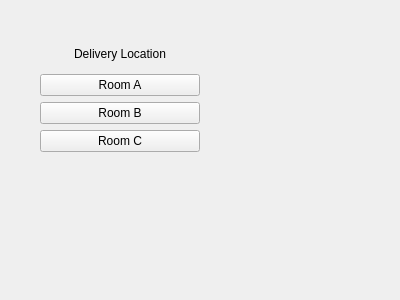
Old version of the form resource/MyPlugin.ui in the repository snibo13/rqt_mapr.
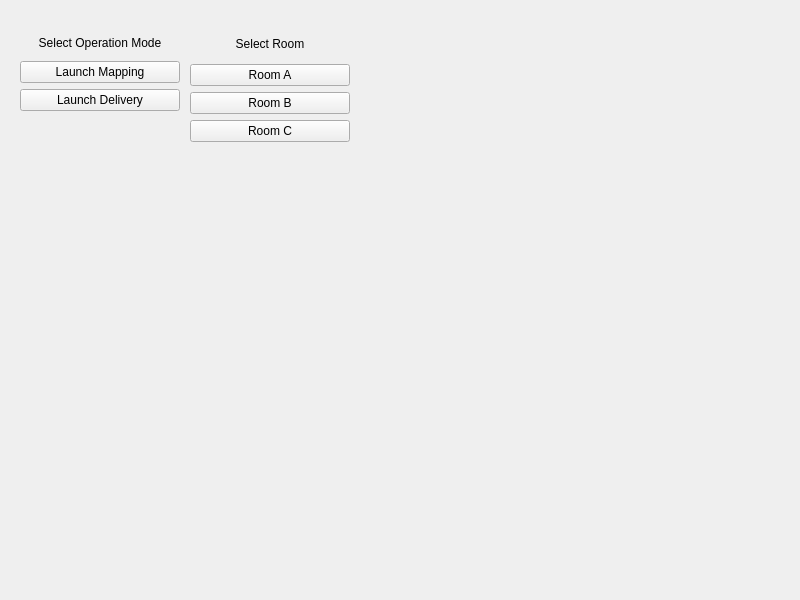
New version of the form.

What changed in the file:
```diff
--- a/resource/MyPlugin.ui
+++ b/resource/MyPlugin.ui
@@ -6,19 +6,18 @@
    <rect>
     <x>0</x>
     <y>0</y>
-    <width>400</width>
-    <height>300</height>
+    <width>800</width>
+    <height>600</height>
    </rect>
   </property>
   <property name="windowTitle">
    <string>Destination Selection</string>
   </property>
-
-<widget class="QWidget" name="verticalLayoutWidget">
+  <widget class="QWidget" name="verticalWidget" native="true">
    <property name="geometry">
     <rect>
-     <x>40</x>
-     <y>40</y>
+     <x>190</x>
+     <y>30</y>
      <width>160</width>
      <height>112</height>
     </rect>
@@ -27,7 +26,7 @@
     <item>
      <widget class="QLabel" name="label">
       <property name="text">
-       <string>Delivery Location</string>
+       <string>Select Room</string>
       </property>
       <property name="alignment">
        <set>Qt::AlignCenter</set>
@@ -57,8 +56,43 @@
     </item>
    </layout>
   </widget>
-
- </widget> 
+  <widget class="QWidget" name="verticalWidget_2" native="true">
+   <property name="geometry">
+    <rect>
+     <x>20</x>
+     <y>30</y>
+     <width>160</width>
+     <height>81</height>
+    </rect>
+   </property>
+   <layout class="QVBoxLayout" name="verticalLayout_2">
+    <item>
+     <widget class="QLabel" name="label_2">
+      <property name="text">
+       <string>Select Operation Mode</string>
+      </property>
+      <property name="alignment">
+       <set>Qt::AlignCenter</set>
+      </property>
+     </widget>
+    </item>
+    <item>
+     <widget class="QPushButton" name="mapping">
+      <property name="text">
+       <string>Launch Mapping</string>
+      </property>
+     </widget>
+    </item>
+    <item>
+     <widget class="QPushButton" name="deliv">
+      <property name="text">
+       <string>Launch Delivery</string>
+      </property>
+     </widget>
+    </item>
+   </layout>
+  </widget>
+ </widget>
  <resources/>
  <connections/>
 </ui>
```
Left out of the diff: 12 changed lines with no effect on the pictures.
